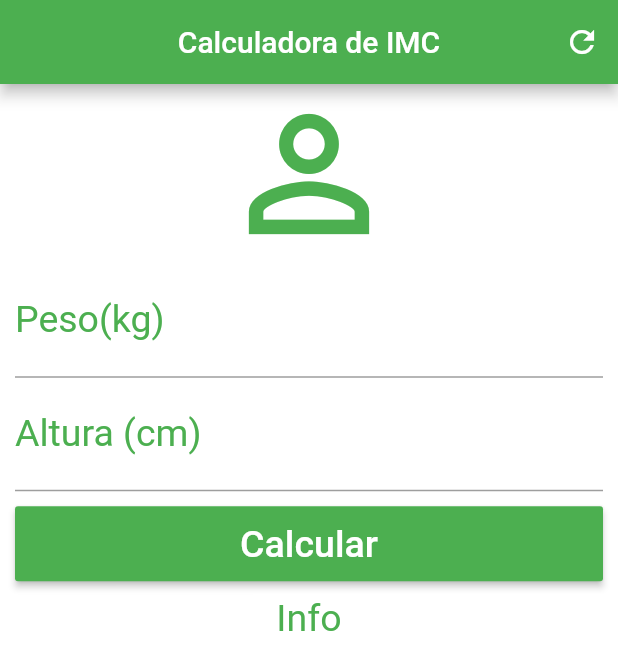
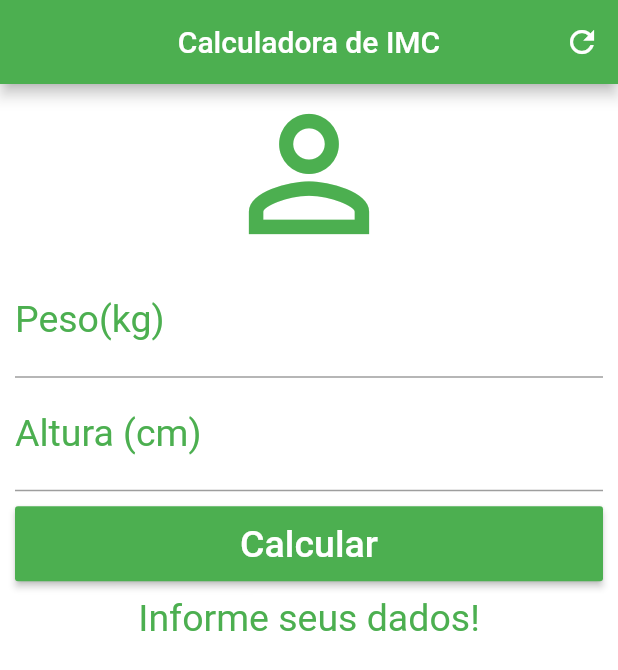
Before and after one commit to wlfrotaneto/calculadora_imc, a Flutter app: the screen it shows after launch, after a tap on "Calcular", on a phone screen of 412 x 824 dp. Shown: the top 670 px of the screen. Run offline on Flutter 3.47's test engine with Material 2 defaults, Android fonts, the phone set to English and light mode, and no system bars.

Commit message:
Inclusão de funcionalidades

```diff
--- a/lib/main.dart
+++ b/lib/main.dart
@@ -12,6 +12,41 @@ class Home extends StatefulWidget {
 }
 
 class _HomeState extends State<Home> {
+  TextEditingController weightController = TextEditingController();
+  TextEditingController heightController = TextEditingController();
+
+  String _infoText = "Informe seus dados!";
+
+  void _resetFields(){
+    weightController.text = "";
+    heightController.text = "";
+    setState(() {
+      _infoText = "Informe seus dados!";
+    });
+  }
+
+  void _calculate(){
+    setState(() {
+      double weight = double.parse(weightController.text);
+      double height = double.parse(heightController.text) / 100;
+      double imc = weight / (height * height);
+      print(imc);
+      if(imc < 18.6){
+        _infoText = "Abaixo do Peso (${imc.toStringAsPrecision(3)})";
+      } else if(imc >= 18.6 && imc < 24.9){
+        _infoText = "Peso Ideal (${imc.toStringAsPrecision(3)})";
+      } else if(imc >= 24.9 && imc < 29.9){
+        _infoText = "Levemente Acima do Peso (${imc.toStringAsPrecision(3)})";
+      } else if(imc >= 29.9 && imc < 34.9){
+        _infoText = "Obesidade Grau I (${imc.toStringAsPrecision(3)})";
+      } else if(imc >= 34.9 && imc < 39.9){
+        _infoText = "Obesidade Grau II (${imc.toStringAsPrecision(3)})";
+      } else if(imc >= 40){
+        _infoText = "Obesidade Grau III (${imc.toStringAsPrecision(3)})";
+      }
+    });
+  }
+
   @override
   Widget build(BuildContext context) {
     return Scaffold(
@@ -22,7 +57,7 @@ class _HomeState extends State<Home> {
           actions: <Widget>[
             IconButton(
               icon: Icon(Icons.refresh),
-            onPressed: () {},
+              onPressed: _resetFields,
             )
           ],
         ),
@@ -44,6 +79,7 @@ class _HomeState extends State<Home> {
                     labelStyle: TextStyle(color: Colors.green)),
                 textAlign: TextAlign.center,
                 style: TextStyle(color: Colors.green, fontSize: 25.0),
+                controller: weightController,
               ),
               TextField(
                 keyboardType: TextInputType.number,
@@ -52,23 +88,29 @@ class _HomeState extends State<Home> {
                     labelStyle: TextStyle(color: Colors.green)),
                 textAlign: TextAlign.center,
                 style: TextStyle(color: Colors.green, fontSize: 25.0),
+                controller: heightController,
               ),
               Padding(
                 padding: EdgeInsets.only(top: 10.0, bottom: 10.0),
-             child:  Container(
+                child: Container(
                   height: 50.0,
                   child: RaisedButton(
-                 onPressed: (){},
-                 child: Text("Calcular", style: TextStyle(color: Colors.white, fontSize: 25.0),),
+                    onPressed: _calculate,
+                    child: Text(
+                      "Calcular",
+                      style: TextStyle(color: Colors.white, fontSize: 25.0),
+                    ),
                     color: Colors.green,
                   ),
                 ),
               ),
-            Text("Info",
-              textAlign: TextAlign.center, style: TextStyle(color: Colors.green, fontSize: 25.0),)
+              Text(
+                _infoText,
+                textAlign: TextAlign.center,
+                style: TextStyle(color: Colors.green, fontSize: 25.0),
+              )
             ],
           ),
-      )
-    );
+        ));
   }
 }
```
Lines whose indentation alone changed are shown as unchanged.
